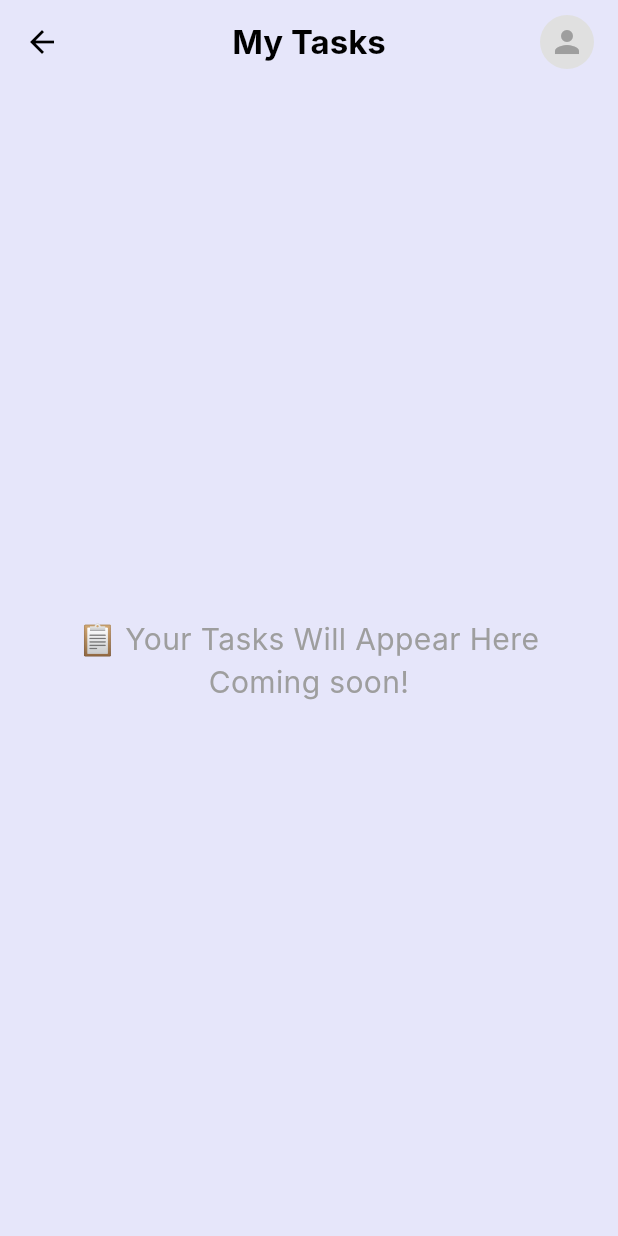
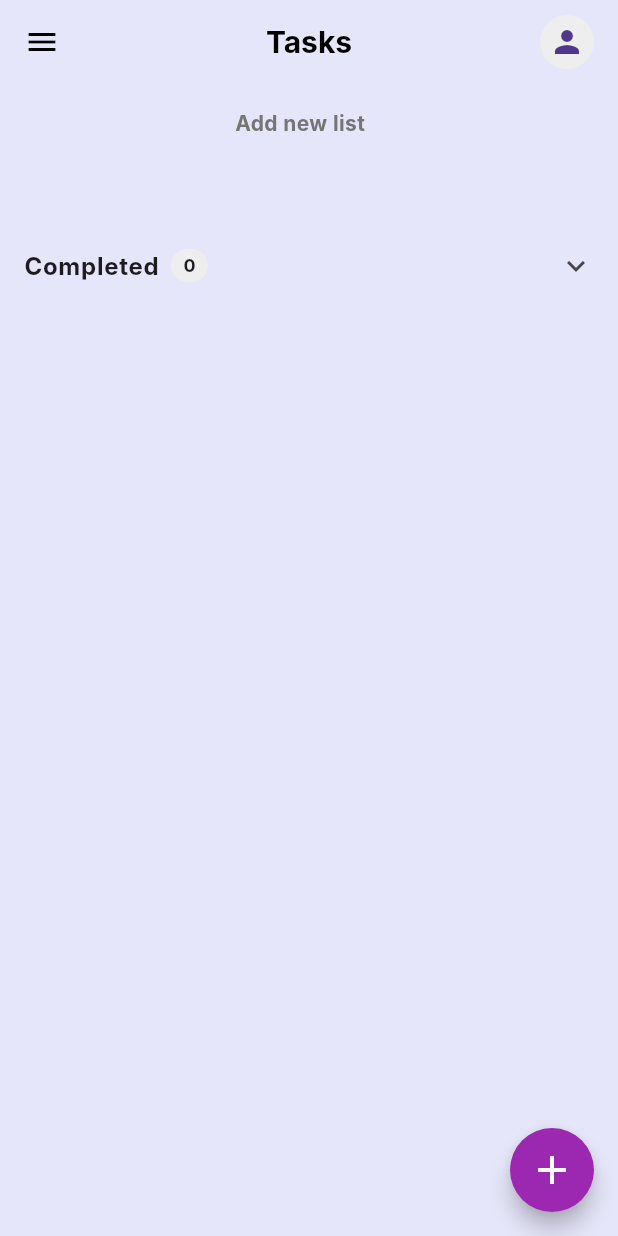
Before and after one commit to BallaRaja/TaskManager-FrontEnd, a Flutter app: the TasksPage screen opened directly, on a phone screen of 412 x 824 dp. Run offline on Flutter 3.47's test engine with Material 3 defaults, Android fonts, the phone set to English and light mode, and no system bars; our stand-ins replace shared_preferences; accounts and stored records are empty; network calls fail; Roboto replaces fonts that are missing (Inter).

Commit message:
initial Tasks features

```diff
--- /dev/null
+++ b/lib/features/tasks/presentation/tasks_controller.dart
@@ -0,0 +1,131 @@
+// lib/features/tasks/presentation/tasks_controller.dart
+
+import 'package:flutter/material.dart';
+import 'package:http/http.dart' as http;
+import 'dart:convert';
+
+import '../../../core/constants/api_constants.dart';
+import '../../../core/utils/session_manager.dart';
+
+class TasksController extends ChangeNotifier {
+  // State
+  String? _avatarUrl;
+  bool _isLoadingAvatar = true;
+  List<Map<String, dynamic>> _tasks = [];
+  List<Map<String, dynamic>> _taskLists = [];
+  bool _isLoading = true;
+  int _selectedListIndex = 0;
+
+  String? _userId;
+  String? _token;
+
+  // Getters
+  String? get avatarUrl => _avatarUrl;
+  bool get isLoadingAvatar => _isLoadingAvatar;
+  List<Map<String, dynamic>> get tasks => _tasks;
+  List<Map<String, dynamic>> get taskLists => _taskLists;
+  bool get isLoading => _isLoading;
+  int get selectedListIndex => _selectedListIndex;
+
+  Future<void> init() async {
+    _token = await SessionManager.getToken();
+    _userId = await SessionManager.getUserId();
+
+    print(
+      "🔑 [TasksController] Token: ${_token != null ? 'Found' : 'Missing'}",
+    );
+    print("🆔 [TasksController] UserId: $_userId");
+
+    if (_token == null || _userId == null) {
+      return;
+    }
+
+    await Future.wait([
+      _fetchProfileAvatar(),
+      _fetchTaskLists(),
+      _fetchTasks(),
+    ]);
+
+    _isLoading = false;
+    notifyListeners();
+  }
+
+  Future<void> _fetchProfileAvatar() async {
+    try {
+      final response = await http.get(
+        Uri.parse("${ApiConstants.backendUrl}/api/profile/$_userId"),
+        headers: {"Authorization": "Bearer $_token"},
+      );
+      print("👤 Profile status: ${response.statusCode}");
+
+      if (response.statusCode == 200) {
+        final json = jsonDecode(response.body);
+        _avatarUrl = json["data"]?["profile"]?["avatarUrl"];
+      }
+    } catch (e) {
+      print("❌ Avatar error: $e");
+    } finally {
+      _isLoadingAvatar = false;
+      notifyListeners();
+    }
+  }
+
+  Future<void> _fetchTaskLists() async {
+    try {
+      final response = await http.get(
+        Uri.parse("${ApiConstants.backendUrl}/api/taskList/$_userId"),
+      );
+      print("📋 TaskLists status: ${response.statusCode}");
+
+      if (response.statusCode == 200) {
+        final List raw = jsonDecode(response.body)["data"] ?? [];
+        final List<Map<String, dynamic>> lists = List.from(raw);
+
+        lists.sort((a, b) {
+          if (a["isDefault"] == true) return -1;
+          if (b["isDefault"] == true) return 1;
+          return DateTime.parse(
+            b["createdAt"],
+          ).compareTo(DateTime.parse(a["createdAt"]));
+        });
+
+        _taskLists = lists;
+        _selectedListIndex = 0;
+        notifyListeners();
+      }
+    } catch (e) {
+      print("❌ TaskLists error: $e");
+    }
+  }
+
+  Future<void> _fetchTasks() async {
+    try {
+      final response = await http.get(
+        Uri.parse("${ApiConstants.backendUrl}/api/task"),
+        headers: {"Authorization": "Bearer $_token"},
+      );
+      print("✅ Tasks status: ${response.statusCode}");
+
+      if (response.statusCode == 200) {
+        final List raw = jsonDecode(response.body)["data"] ?? [];
+        _tasks = List<Map<String, dynamic>>.from(raw);
+        notifyListeners();
+      }
+    } catch (e) {
+      print("❌ Tasks error: $e");
+    }
+  }
+
+  void selectList(int index) {
+    if (index != _selectedListIndex && index < _taskLists.length) {
+      _selectedListIndex = index;
+      notifyListeners();
+    }
+  }
+
+  Future<void> refresh() async {
+    _isLoading = true;
+    notifyListeners();
+    await init();
+  }
+}
--- a/lib/features/tasks/presentation/tasks_page.dart
+++ b/lib/features/tasks/presentation/tasks_page.dart
@@ -1,66 +1,16 @@
+// lib/features/tasks/presentation/tasks_page.dart
+
 import 'package:flutter/material.dart';
-import 'package:http/http.dart' as http;
-import 'dart:convert';
+import 'package:provider/provider.dart';
 
-import '../../../core/constants/api_constants.dart';
-import '../../../core/utils/session_manager.dart';
 import '../../profile/presentation/profile_sheet.dart';
+import 'tasks_controller.dart';
+import 'widgets/task_list_tab.dart';
+import 'widgets/task_item.dart';
+import 'widgets/completed_section.dart';
 
-class TasksPage extends StatefulWidget {
+class TasksPage extends StatelessWidget {
   const TasksPage({super.key});
-
-  @override
-  State<TasksPage> createState() => _TasksPageState();
-}
-
-class _TasksPageState extends State<TasksPage> {
-  String? _avatarUrl; // Will hold the avatar from API
-  bool _isLoadingAvatar = true; // Show loading until we fetch it
-
-  @override
-  void initState() {
-    super.initState();
-    _fetchProfileAvatar();
-  }
-
-  Future<void> _fetchProfileAvatar() async {
-    final token = await SessionManager.getToken();
-    final userId = await SessionManager.getUserId();
-
-    if (token == null || userId == null) {
-      setState(() {
-        _isLoadingAvatar = false;
-      });
-      return;
-    }
-
-    try {
-      final response = await http.get(
-        Uri.parse("${ApiConstants.backendUrl}/api/profile/$userId"),
-        headers: {"Authorization": "Bearer $token"},
-      );
-
-      if (response.statusCode == 200) {
-        final json = jsonDecode(response.body);
-        final String? avatar = json["data"]?["profile"]?["avatarUrl"];
-
-        if (mounted) {
-          setState(() {
-            _avatarUrl = avatar;
-            _isLoadingAvatar = false;
-          });
-        }
-      } else {
-        if (mounted) {
-          setState(() => _isLoadingAvatar = false);
-        }
-      }
-    } catch (e) {
-      if (mounted) {
-        setState(() => _isLoadingAvatar = false);
-      }
-    }
-  }
 
   void _showProfileSheet(BuildContext context) {
     showGeneralDialog(
@@ -69,13 +19,13 @@ class _TasksPageState extends State<TasksPage> {
       barrierLabel: "Dismiss",
       barrierColor: Colors.black.withOpacity(0.5),
       transitionDuration: const Duration(milliseconds: 300),
-      pageBuilder: (context, anim1, anim2) => const ProfileSheet(),
-      transitionBuilder: (context, anim1, anim2, child) {
+      pageBuilder: (_, __, ___) => const ProfileSheet(),
+      transitionBuilder: (_, anim, __, child) {
         return SlideTransition(
           position: Tween(
             begin: const Offset(1, 0),
-            end: const Offset(0, 0),
-          ).animate(CurvedAnimation(parent: anim1, curve: Curves.easeOutCubic)),
+            end: Offset.zero,
+          ).animate(CurvedAnimation(parent: anim, curve: Curves.easeOutCubic)),
           child: child,
         );
       },
@@ -84,11 +34,49 @@ class _TasksPageState extends State<TasksPage> {
 
   @override
   Widget build(BuildContext context) {
+    return ChangeNotifierProvider(
+      create: (_) => TasksController()..init(),
+      child: Consumer<TasksController>(
+        builder: (context, controller, _) {
+          if (controller.isLoading) {
+            return const Scaffold(
+              body: Center(child: CircularProgressIndicator()),
+            );
+          }
+
+          final currentList = controller.taskLists.isEmpty
+              ? null
+              : controller.taskLists[controller.selectedListIndex];
+          final listTaskIds = currentList?["taskIds"] as List<dynamic>? ?? [];
+
+          final displayedTasks = controller.tasks.where((task) {
+            if (currentList?["isDefault"] == true || listTaskIds.isEmpty) {
+              return true;
+            }
+            return listTaskIds.contains(task["_id"]);
+          }).toList();
+
+          final pending = displayedTasks
+              .where((t) => t["status"] == "pending")
+              .toList();
+          final completed = displayedTasks
+              .where((t) => t["status"] == "completed")
+              .toList();
+
           return Scaffold(
-      appBar: AppBar(
+            backgroundColor: Theme.of(context).scaffoldBackgroundColor,
+            appBar: PreferredSize(
+              preferredSize: const Size.fromHeight(100),
+              child: AppBar(
+                backgroundColor: Colors.transparent,
+                elevation: 0,
+                leading: IconButton(
+                  icon: const Icon(Icons.menu),
+                  onPressed: () {},
+                ),
                 title: const Text(
-          "My Tasks",
-          style: TextStyle(fontWeight: FontWeight.bold),
+                  "Tasks",
+                  style: TextStyle(fontWeight: FontWeight.bold, fontSize: 20),
                 ),
                 centerTitle: true,
                 actions: [
@@ -98,57 +86,77 @@ class _TasksPageState extends State<TasksPage> {
                       onTap: () => _showProfileSheet(context),
                       child: CircleAvatar(
                         radius: 18,
-                backgroundColor: Colors.grey[300],
-                child: _isLoadingAvatar
+                        backgroundColor: Colors.grey.shade200,
+                        backgroundImage:
+                            controller.avatarUrl?.isNotEmpty == true
+                            ? NetworkImage(controller.avatarUrl!)
+                            : null,
+                        child: controller.isLoadingAvatar
                             ? const SizedBox(
-                        width: 20,
-                        height: 20,
+                                width: 16,
+                                height: 16,
                                 child: CircularProgressIndicator(
                                   strokeWidth: 2,
-                          color: Colors.white,
                                 ),
                               )
-                    : _avatarUrl != null && _avatarUrl!.isNotEmpty
-                    ? ClipOval(
-                        child: Image.network(
-                          _avatarUrl!,
-                          fit: BoxFit.cover,
-                          width: 36,
-                          height: 36,
-                          loadingBuilder: (context, child, loadingProgress) {
-                            if (loadingProgress == null) return child;
-                            return const SizedBox(
-                              width: 20,
-                              height: 20,
-                              child: CircularProgressIndicator(
-                                strokeWidth: 2,
-                                color: Colors.white,
-                              ),
-                            );
-                          },
-                          errorBuilder: (context, error, stackTrace) {
-                            return const Icon(
-                              Icons.person,
-                              size: 24,
-                              color: Colors.grey,
-                            );
-                          },
-                        ),
-                      )
-                    : const Icon(Icons.person, size: 24, color: Colors.grey),
+                            : controller.avatarUrl?.isNotEmpty == true
+                            ? null
+                            : const Icon(Icons.person),
                       ),
                     ),
                   ),
                 ],
-        elevation: 0,
-        backgroundColor: Theme.of(context).scaffoldBackgroundColor,
+                bottom: PreferredSize(
+                  preferredSize: const Size.fromHeight(50),
+                  child: _buildTabBar(context, controller),
                 ),
-      body: const Center(
-        child: Text(
-          "📋 Your Tasks Will Appear Here\nComing soon!",
-          textAlign: TextAlign.center,
-          style: TextStyle(fontSize: 20, color: Colors.grey),
               ),
+            ),
+            body: RefreshIndicator(
+              onRefresh: controller.refresh,
+              child: ListView(
+                padding: const EdgeInsets.fromLTRB(16, 16, 16, 100),
+                children: [
+                  ...pending.map((t) => TaskItem(task: t, isCompleted: false)),
+                  const SizedBox(height: 32),
+                  CompletedSection(completedTasks: completed),
+                  const SizedBox(height: 40),
+                ],
+              ),
+            ),
+            floatingActionButton: FloatingActionButton(
+              shape: const CircleBorder(),
+              backgroundColor: Colors.purple,
+              onPressed: () => print("Add task"),
+              child: const Icon(Icons.add, color: Colors.white, size: 32),
+            ),
+          );
+        },
+      ),
+    );
+  }
+
+  Widget _buildTabBar(BuildContext context, TasksController controller) {
+    return SingleChildScrollView(
+      scrollDirection: Axis.horizontal,
+      padding: const EdgeInsets.symmetric(horizontal: 16),
+      child: Row(
+        children: [
+          ...controller.taskLists.asMap().entries.map((e) {
+            return GestureDetector(
+              onTap: () => controller.selectList(e.key),
+              child: TaskListTab(
+                title: e.value["title"] ?? "Untitled",
+                isActive: e.key == controller.selectedListIndex,
+              ),
+            );
+          }),
+          const SizedBox(width: 20),
+          GestureDetector(
+            onTap: () => print("Add new list"),
+            child: const TaskListTab(title: "Add new list", isAddButton: true),
+          ),
+        ],
       ),
     );
   }
--- /dev/null
+++ b/lib/features/tasks/presentation/widgets/completed_section.dart
@@ -0,0 +1,42 @@
+// lib/features/tasks/presentation/widgets/completed_section.dart
+
+import 'package:flutter/material.dart';
+import 'task_item.dart';
+
+class CompletedSection extends StatelessWidget {
+  final List<Map<String, dynamic>> completedTasks;
+
+  const CompletedSection({super.key, required this.completedTasks});
+
+  @override
+  Widget build(BuildContext context) {
+    return ExpansionTile(
+      tilePadding: EdgeInsets.zero,
+      childrenPadding: EdgeInsets.zero,
+      title: Row(
+        children: [
+          const Text(
+            "Completed",
+            style: TextStyle(fontWeight: FontWeight.bold),
+          ),
+          const SizedBox(width: 8),
+          Container(
+            padding: const EdgeInsets.symmetric(horizontal: 8, vertical: 2),
+            decoration: BoxDecoration(
+              color: Colors.grey[200],
+              borderRadius: BorderRadius.circular(12),
+            ),
+            child: Text(
+              "${completedTasks.length}",
+              style: const TextStyle(fontSize: 12, fontWeight: FontWeight.bold),
+            ),
+          ),
+        ],
+      ),
+      trailing: const Icon(Icons.expand_more),
+      children: completedTasks
+          .map((t) => TaskItem(task: t, isCompleted: true))
+          .toList(),
+    );
+  }
+}
--- /dev/null
+++ b/lib/features/tasks/presentation/widgets/task_list_tab.dart
@@ -0,0 +1,46 @@
+// lib/features/tasks/presentation/widgets/task_list_tab.dart
+
+import 'package:flutter/material.dart';
+
+class TaskListTab extends StatelessWidget {
+  final String title;
+  final bool isActive;
+  final bool isAddButton;
+
+  const TaskListTab({
+    super.key,
+    required this.title,
+    this.isActive = false,
+    this.isAddButton = false,
+  });
+
+  @override
+  Widget build(BuildContext context) {
+    return Padding(
+      padding: const EdgeInsets.only(right: 32),
+      child: Column(
+        children: [
+          Text(
+            title,
+            style: TextStyle(
+              fontWeight: FontWeight.bold,
+              fontSize: 14,
+              color: isAddButton
+                  ? Colors.grey[600]
+                  : isActive
+                  ? Colors.purple
+                  : Colors.grey[600],
+            ),
+          ),
+          const SizedBox(height: 8),
+          if (!isAddButton)
+            Container(
+              height: 3,
+              width: 40,
+              color: isActive ? Colors.purple : Colors.transparent,
+            ),
+        ],
+      ),
+    );
+  }
+}
--- a/pubspec.yaml
+++ b/pubspec.yaml
@@ -36,6 +36,7 @@ dependencies:
   cupertino_icons: ^1.0.8
   http: ^1.6.0
   shared_preferences: ^2.5.4
+  provider: ^6.1.1
 
 dev_dependencies:
   flutter_test:
```
Also changed, not shown: lib/features/tasks/presentation/widgets/task_item.dart (added, +99 -0 lines), pubspec.lock. Lines whose indentation alone changed are shown as unchanged.
